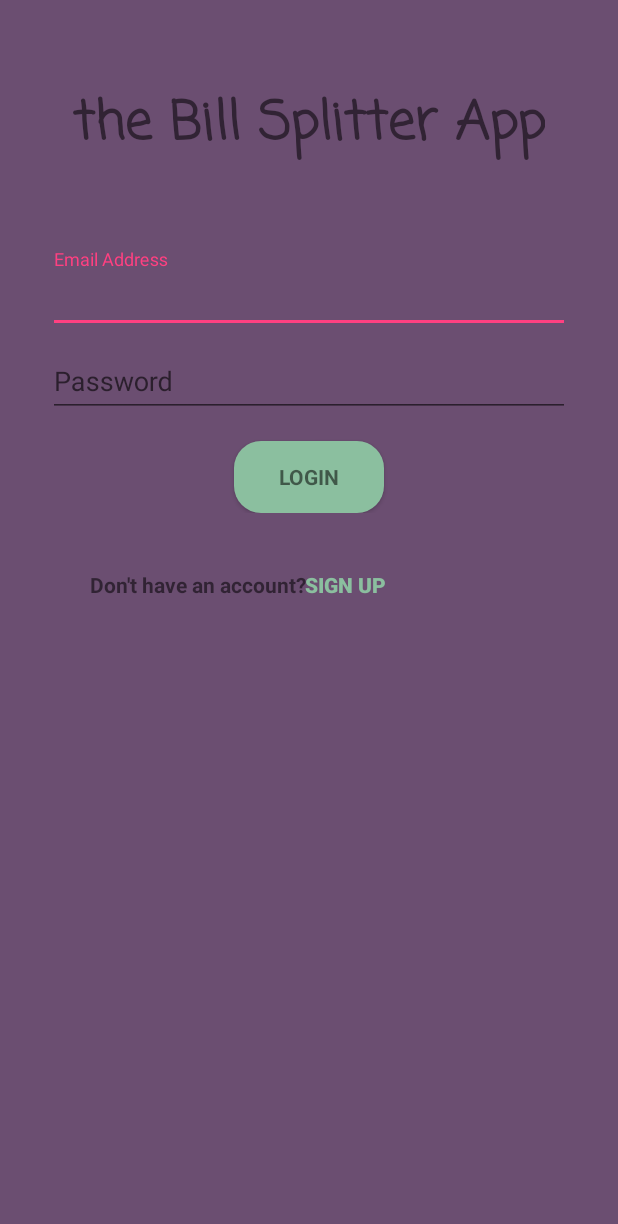
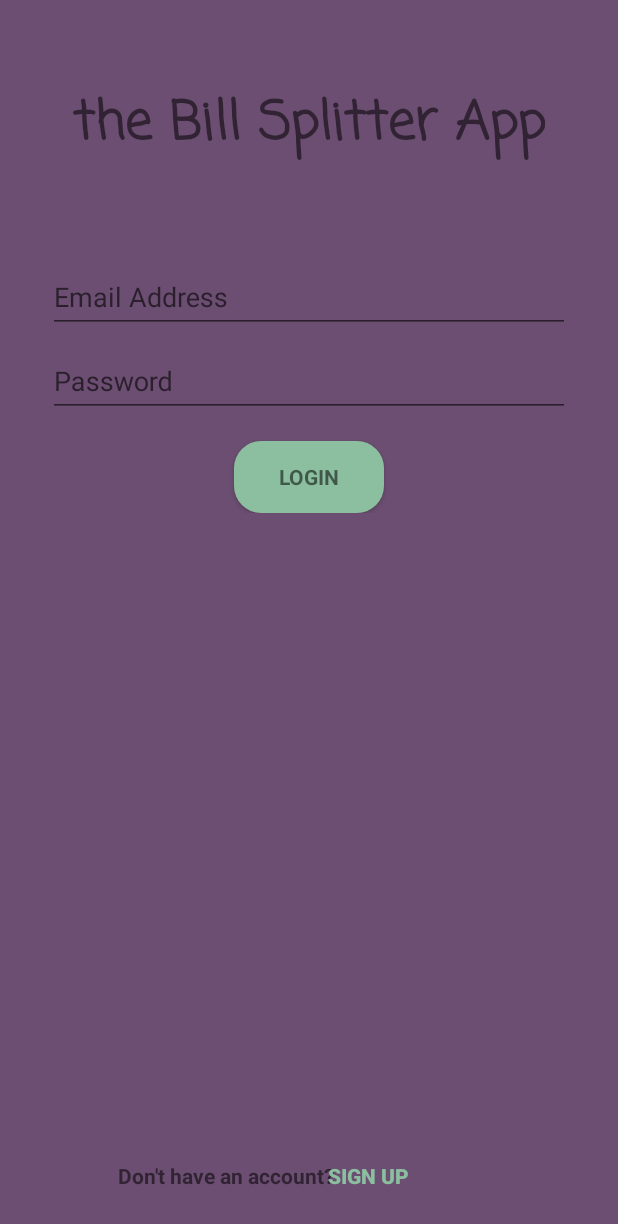
Before and after one commit to Lena900925/myFirstAndroidApp, an Android app: the screen it shows after launch (MainActivity), on a phone screen of 412 x 824 dp. Shown: the top 1224 px of the screen. Run offline under Robolectric (Android 15) with nearby library versions, the phone set to English and light mode, and no system bars; our stand-ins replace Firebase (no records; nobody signed in at launch, a user with empty details on screens opened directly).

Commit message:
Don't have an account, sign up is now at the right position

```diff
--- a/app/src/main/res/layout/activity_first.xml
+++ b/app/src/main/res/layout/activity_first.xml
@@ -1,6 +1,8 @@
 <?xml version = "1.0" encoding = "utf-8"?>
 <RelativeLayout xmlns:android="http://schemas.android.com/apk/res/android"
     xmlns:tools="http://schemas.android.com/tools"
+    android:descendantFocusability="beforeDescendants"
+    android:focusableInTouchMode="true"
     android:layout_width="match_parent"
     android:layout_height="match_parent"
     android:background="#6B4E71"
@@ -33,12 +35,14 @@
         android:id="@+id/signupButton"
         android:layout_width="wrap_content"
         android:layout_height="wrap_content"
-        android:layout_alignParentTop="true"
+        android:layout_alignParentBottom="true"
         android:layout_alignParentStart="true"
         android:layout_alignParentLeft="true"
         android:layout_marginTop="350dp"
-        android:layout_marginStart="170dp"
-        android:layout_marginLeft="170dp"
+        android:layout_alignLeft="@+id/appName"
+        android:layout_alignStart="@+id/appName"
+        android:layout_marginStart="185dp"
+        android:layout_marginLeft="185dp"
         android:textStyle="bold"
         android:textColor="#8BBF9F"
         android:background="@android:color/transparent"
@@ -52,8 +56,8 @@
         android:layout_alignBottom="@+id/signupButton"
         android:layout_alignLeft="@+id/appName"
         android:layout_alignStart="@+id/appName"
-        android:layout_marginLeft="11dp"
-        android:layout_marginStart="11dp"
+        android:layout_marginLeft="30dp"
+        android:layout_marginStart="30dp"
         android:textStyle="bold"/>
 
 </RelativeLayout>
```
